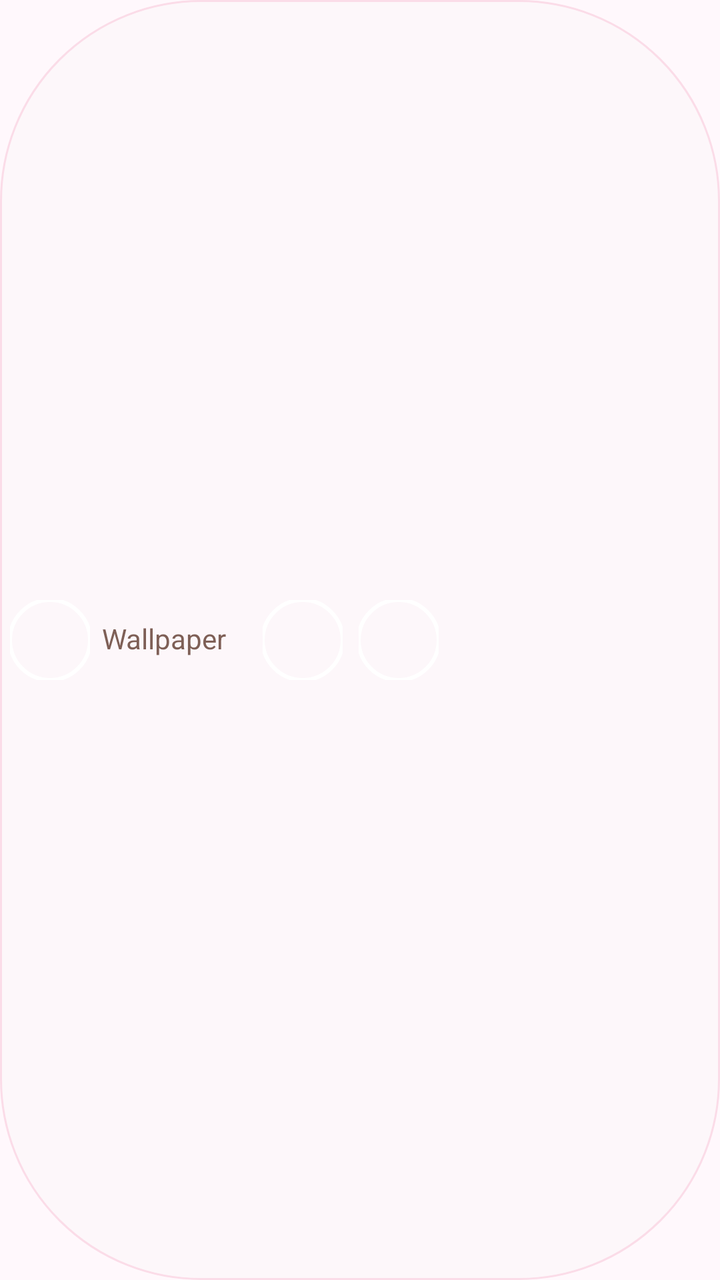
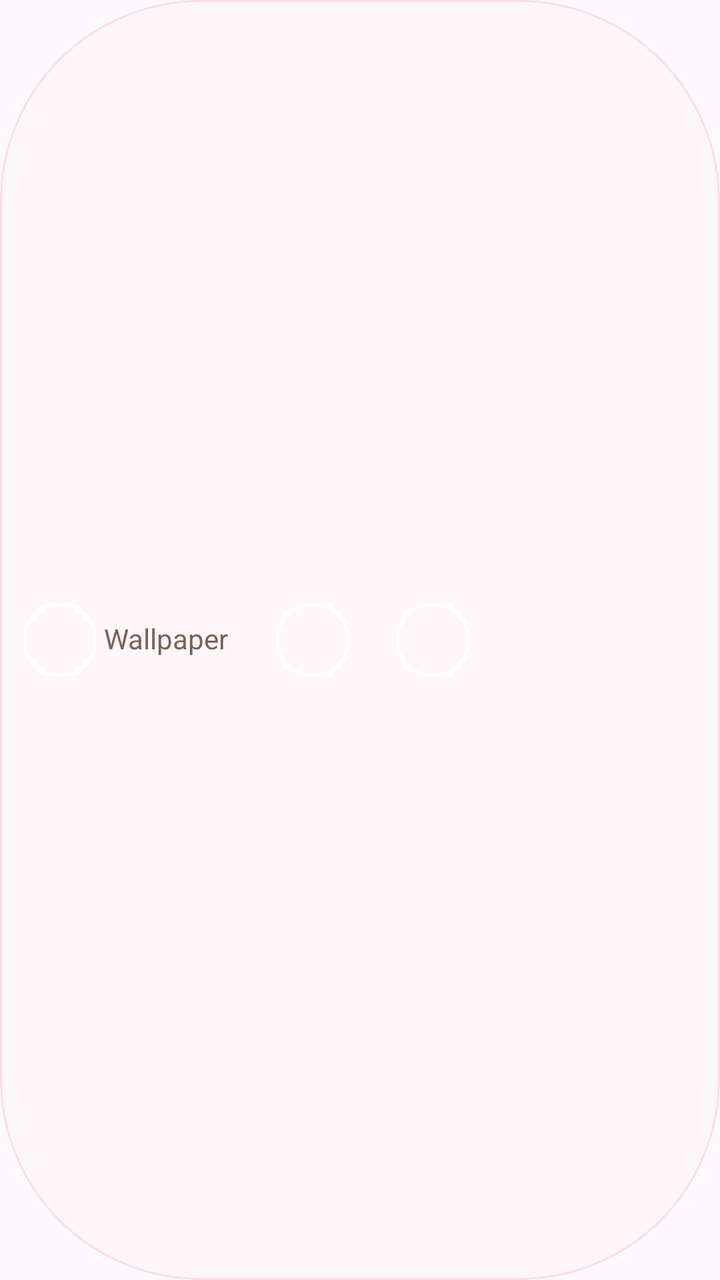

Screens rendered from an Android XML layout before and after an edit, with the pre-edit source and the edit as a unified diff.
<!-- AndroidManifest.xml: application theme Theme.CuteWallpaper -->
<!-- res/layout/view_home_collections.xml -->
<?xml version="1.0" encoding="utf-8"?>
<HorizontalScrollView xmlns:android="http://schemas.android.com/apk/res/android"
    xmlns:app="http://schemas.android.com/apk/res-auto"
    android:id="@+id/categoryScroll"
    android:layout_width="wrap_content"
    android:layout_height="54dp"
    android:layout_gravity="center_horizontal"
    android:layout_marginHorizontal="18dp"
    android:layout_marginTop="4dp"
    android:background="@drawable/bg_home_categories"
    android:clipChildren="false"
    android:clipToPadding="false"
    android:overScrollMode="never"
    android:padding="5dp"
    android:scrollbars="none">

    <LinearLayout
        android:layout_width="wrap_content"
        android:layout_height="match_parent"
        android:animateLayoutChanges="true"
        android:clipChildren="false"
        android:clipToPadding="false"
        android:gravity="center_vertical"
        android:orientation="horizontal">

        <LinearLayout
            android:id="@+id/categoryWallpaper"
            android:layout_width="wrap_content"
            android:layout_height="wrap_content"
            android:background="@drawable/bg_home_category_item"
            android:clickable="true"
            android:contentDescription="@string/home_wallpaper_category"
            android:focusable="true"
            android:foreground="?attr/selectableItemBackgroundBorderless"
            android:gravity="center_vertical"
            android:orientation="horizontal"
            android:paddingEnd="6dp">

            <com.google.android.material.imageview.ShapeableImageView
                android:id="@+id/categoryWallpaperImage"
                android:layout_width="40dp"
                android:layout_height="40dp"
                android:duplicateParentState="true"
                android:importantForAccessibility="no"
                android:scaleType="centerCrop"
                app:shapeAppearanceOverlay="@style/ShapeAppearanceOverlay.CollectionIcon"
                app:strokeColor="@color/collection_icon_stroke"
                app:strokeWidth="2dp" />

            <TextView style="@style/Body14M"
                android:textColor="@color/tertiary_600"
                android:id="@+id/categoryWallpaperLabel"
                android:layout_width="wrap_content"
                android:layout_height="wrap_content"
                android:layout_marginStart="6dp"
                android:layout_marginEnd="6dp"
                android:singleLine="true"
                android:text="@string/home_wallpaper_category" />
        </LinearLayout>

        <LinearLayout
            android:id="@+id/categoryDualWallpapers"
            android:layout_width="wrap_content"
            android:layout_height="wrap_content"
            android:layout_marginStart="6dp"
            android:background="@drawable/bg_home_category_item"
            android:clickable="true"
            android:contentDescription="@string/home_dual_wallpapers_category"
            android:focusable="true"
            android:foreground="?attr/selectableItemBackgroundBorderless"
            android:gravity="center_vertical"
            android:orientation="horizontal"
            android:paddingEnd="6dp">

            <com.google.android.material.imageview.ShapeableImageView
                android:id="@+id/categoryDualWallpapersImage"
                android:layout_width="40dp"
                android:layout_height="40dp"
                android:duplicateParentState="true"
                android:importantForAccessibility="no"
                android:scaleType="centerCrop"
                app:shapeAppearanceOverlay="@style/ShapeAppearanceOverlay.CollectionIcon"
                app:strokeColor="@color/collection_icon_stroke"
                app:strokeWidth="2dp" />

            <TextView style="@style/Body14M"
                android:textColor="@color/tertiary_600"
                android:id="@+id/categoryDualWallpapersLabel"
                android:layout_width="wrap_content"
                android:layout_height="wrap_content"
                android:layout_marginStart="6dp"
                android:layout_marginEnd="6dp"
                android:singleLine="true"
                android:text="@string/home_dual_wallpapers_category"
                android:visibility="gone" />
        </LinearLayout>

        <LinearLayout
            android:id="@+id/categoryBest"
            android:layout_width="wrap_content"
            android:layout_height="wrap_content"
            android:layout_marginStart="2dp"
            android:background="@drawable/bg_home_category_item"
            android:clickable="true"
            android:contentDescription="@string/home_best_category"
            android:focusable="true"
            android:foreground="?attr/selectableItemBackgroundBorderless"
            android:gravity="center_vertical"
            android:orientation="horizontal"
            android:paddingEnd="6dp">

            <com.google.android.material.imageview.ShapeableImageView
                android:id="@+id/categoryBestImage"
                android:layout_width="40dp"
                android:layout_height="40dp"
                android:duplicateParentState="true"
                android:importantForAccessibility="no"
                android:scaleType="centerCrop"
                app:shapeAppearanceOverlay="@style/ShapeAppearanceOverlay.CollectionIcon"
                app:strokeColor="@color/collection_icon_stroke"
                app:strokeWidth="2dp" />

            <TextView style="@style/Body14M"
                android:textColor="@color/tertiary_600"
                android:id="@+id/categoryBestLabel"
                android:layout_width="wrap_content"
                android:layout_height="wrap_content"
                android:layout_marginStart="6dp"
                android:layout_marginEnd="6dp"
                android:singleLine="true"
                android:text="@string/home_best_category"
                android:visibility="gone" />
        </LinearLayout>
    </LinearLayout>
</HorizontalScrollView>
<!-- resources referenced by this layout -->
<resources>
  <color name="tertiary_600">#7E5F56</color>
  <!-- drawable bg_home_categories (drawable) -->
  <shape xmlns:android="http://schemas.android.com/apk/res/android"
      android:shape="rectangle">
      <solid android:color="#FDF7FA" />
      <stroke
          android:width="1dp"
          android:color="@color/primary_100" />
      <corners android:radius="100dp" />
  </shape>
  <!-- drawable bg_home_category_item (drawable) -->
  <?xml version="1.0" encoding="utf-8"?>
  <selector xmlns:android="http://schemas.android.com/apk/res/android">
      <item android:state_selected="true" android:drawable="@drawable/bg_home_category_active" />
      <item>
          <shape android:shape="rectangle">
              <solid android:color="@android:color/transparent" />
              <corners android:radius="24dp" />
          </shape>
      </item>
  </selector>
  <string name="home_best_category">Best</string>
  <string name="home_dual_wallpapers_category">Dual Wallpapers</string>
  <string name="home_wallpaper_category">Wallpaper</string>
  <style name="Body14M" parent="@style/TypographyBase">
          <item name="android:textSize">14sp</item>
          <item name="fontFamily">@font/poppins_medium</item>
      </style>
  <style name="ShapeAppearanceOverlay.CollectionIcon" parent="">
          <item name="cornerFamily">rounded</item>
          <item name="cornerSize">50%</item>
      </style>
  <style name="Theme.CuteWallpaper" parent="Theme.MaterialComponents.DayNight.NoActionBar">
          <item name="colorPrimary">@color/primary</item>
          <item name="colorPrimaryVariant">@color/primary_dark</item>
          <item name="colorOnPrimary">@color/on_primary</item>
          <item name="colorSecondary">@color/primary</item>
          <item name="colorOnSecondary">@color/on_primary</item>
          <item name="android:windowBackground">@color/background</item>
      </style>
  <color name="primary_100">#FBDCE8</color>
  <!-- drawable bg_home_category_active (drawable) -->
  <?xml version="1.0" encoding="utf-8"?>
  <layer-list xmlns:android="http://schemas.android.com/apk/res/android">
      <item>
          <shape android:shape="rectangle">
              <solid android:color="@color/white" />
              <corners android:radius="24dp" />
          </shape>
      </item>
      <item android:left="2dp" android:top="2dp" android:right="2dp" android:bottom="2dp">
          <shape android:shape="rectangle">
              <gradient android:angle="270" android:startColor="@color/primary_100" android:endColor="@color/primary_50" />
              <corners android:radius="22dp" />
          </shape>
      </item>
  </layer-list>
  <style name="TypographyBase">
          <item name="fontFamily">@font/poppins_regular</item>
          <item name="android:includeFontPadding">false</item>
      </style>
  <color name="primary">#F72B85</color>
  <color name="primary_dark">#D81B70</color>
  <color name="on_primary">#FFFFFF</color>
  <color name="background">#FFF8FC</color>
  <color name="white">#FFFFFF</color>
  <color name="primary_50">#FDEEF4</color>
</resources>

<!-- the commit's change to res/layout/view_home_collections.xml (unified diff, before → after) -->
@@ -3,15 +3,16 @@
     xmlns:app="http://schemas.android.com/apk/res-auto"
     android:id="@+id/categoryScroll"
     android:layout_width="wrap_content"
-    android:layout_height="54dp"
+    android:layout_height="52dp"
     android:layout_gravity="center_horizontal"
-    android:layout_marginHorizontal="18dp"
-    android:layout_marginTop="4dp"
+    android:layout_marginHorizontal="20dp"
+    android:layout_marginTop="16dp"
     android:background="@drawable/bg_home_categories"
     android:clipChildren="false"
     android:clipToPadding="false"
     android:overScrollMode="never"
-    android:padding="5dp"
+    android:paddingHorizontal="12dp"
+    android:paddingVertical="8dp"
     android:scrollbars="none">
 
     <LinearLayout
@@ -34,12 +35,12 @@
             android:foreground="?attr/selectableItemBackgroundBorderless"
             android:gravity="center_vertical"
             android:orientation="horizontal"
-            android:paddingEnd="6dp">
+            android:paddingEnd="12dp">
 
             <com.google.android.material.imageview.ShapeableImageView
                 android:id="@+id/categoryWallpaperImage"
-                android:layout_width="40dp"
-                android:layout_height="40dp"
+                android:layout_width="36dp"
+                android:layout_height="36dp"
                 android:duplicateParentState="true"
                 android:importantForAccessibility="no"
                 android:scaleType="centerCrop"
@@ -52,8 +53,8 @@
                 android:id="@+id/categoryWallpaperLabel"
                 android:layout_width="wrap_content"
                 android:layout_height="wrap_content"
-                android:layout_marginStart="6dp"
-                android:layout_marginEnd="6dp"
+                android:layout_marginStart="4dp"
+                android:layout_marginEnd="0dp"
                 android:singleLine="true"
                 android:text="@string/home_wallpaper_category" />
         </LinearLayout>
@@ -62,7 +63,7 @@
             android:id="@+id/categoryDualWallpapers"
             android:layout_width="wrap_content"
             android:layout_height="wrap_content"
-            android:layout_marginStart="6dp"
+            android:layout_marginStart="12dp"
             android:background="@drawable/bg_home_category_item"
             android:clickable="true"
             android:contentDescription="@string/home_dual_wallpapers_category"
@@ -70,12 +71,12 @@
             android:foreground="?attr/selectableItemBackgroundBorderless"
             android:gravity="center_vertical"
             android:orientation="horizontal"
-            android:paddingEnd="6dp">
+            android:paddingEnd="12dp">
 
             <com.google.android.material.imageview.ShapeableImageView
                 android:id="@+id/categoryDualWallpapersImage"
-                android:layout_width="40dp"
-                android:layout_height="40dp"
+                android:layout_width="36dp"
+                android:layout_height="36dp"
                 android:duplicateParentState="true"
                 android:importantForAccessibility="no"
                 android:scaleType="centerCrop"
@@ -88,8 +89,8 @@
                 android:id="@+id/categoryDualWallpapersLabel"
                 android:layout_width="wrap_content"
                 android:layout_height="wrap_content"
-                android:layout_marginStart="6dp"
-                android:layout_marginEnd="6dp"
+                android:layout_marginStart="4dp"
+                android:layout_marginEnd="0dp"
                 android:singleLine="true"
                 android:text="@string/home_dual_wallpapers_category"
                 android:visibility="gone" />
@@ -99,7 +100,7 @@
             android:id="@+id/categoryBest"
             android:layout_width="wrap_content"
             android:layout_height="wrap_content"
-            android:layout_marginStart="2dp"
+            android:layout_marginStart="12dp"
             android:background="@drawable/bg_home_category_item"
             android:clickable="true"
             android:contentDescription="@string/home_best_category"
@@ -107,12 +108,12 @@
             android:foreground="?attr/selectableItemBackgroundBorderless"
             android:gravity="center_vertical"
             android:orientation="horizontal"
-            android:paddingEnd="6dp">
+            android:paddingEnd="12dp">
 
             <com.google.android.material.imageview.ShapeableImageView
                 android:id="@+id/categoryBestImage"
-                android:layout_width="40dp"
-                android:layout_height="40dp"
+                android:layout_width="36dp"
+                android:layout_height="36dp"
                 android:duplicateParentState="true"
                 android:importantForAccessibility="no"
                 android:scaleType="centerCrop"
@@ -125,8 +126,8 @@
                 android:id="@+id/categoryBestLabel"
                 android:layout_width="wrap_content"
                 android:layout_height="wrap_content"
-                android:layout_marginStart="6dp"
-                android:layout_marginEnd="6dp"
+                android:layout_marginStart="4dp"
+                android:layout_marginEnd="0dp"
                 android:singleLine="true"
                 android:text="@string/home_best_category"
                 android:visibility="gone" />
<!-- resource entries referenced after the edit -->
@@ -46,7 +46,7 @@
   <layer-list xmlns:android="http://schemas.android.com/apk/res/android">
       <item>
           <shape android:shape="rectangle">
-              <solid android:color="@color/white" />
+              <solid android:color="@color/neutral_50" />
               <corners android:radius="24dp" />
           </shape>
       </item>
@@ -65,7 +65,7 @@
   <color name="primary_dark">#D81B70</color>
   <color name="on_primary">#FFFFFF</color>
   <color name="background">#FFF8FC</color>
-  <color name="white">#FFFFFF</color>
+  <color name="neutral_50">#F6F7F7</color>
   <color name="primary_50">#FDEEF4</color>
 </resources>
 
